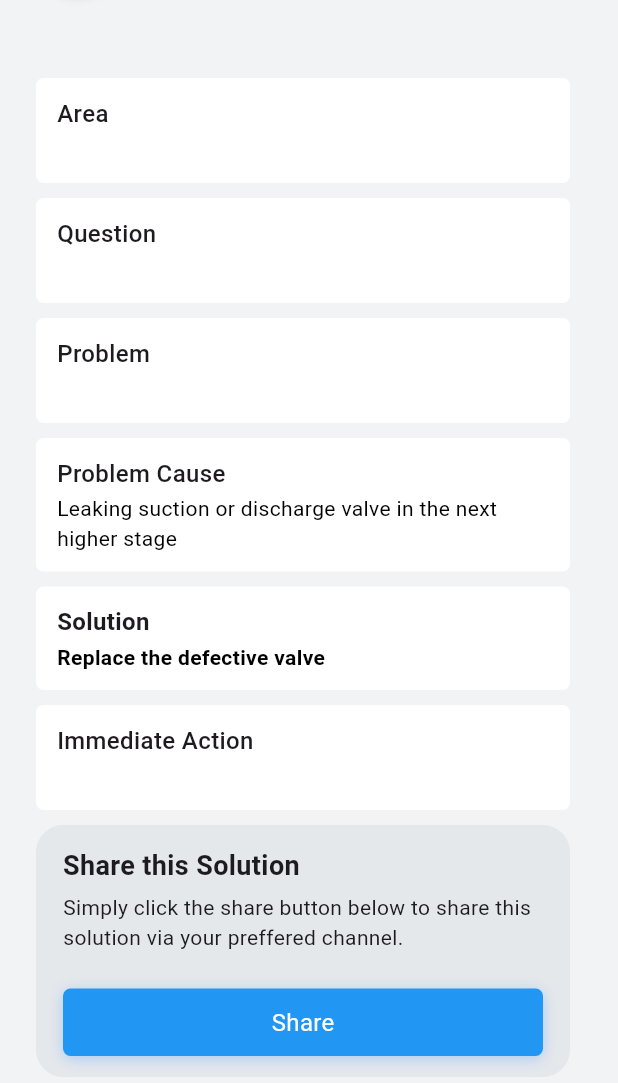
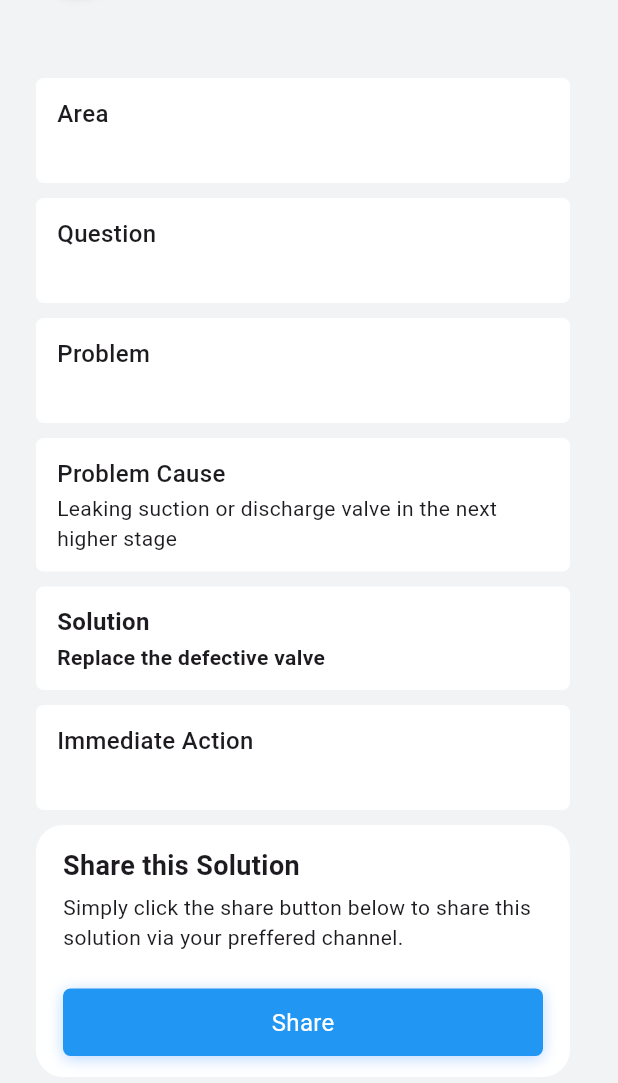
Before and after one commit to zeeshanhaider5121472/haiderWebApp, a Flutter app: the ProblemCauseCompressorScreenVU screen opened directly with empty values, after a tap on "Leaking suction or discharge valve in th", on a phone screen of 412 x 824 dp, the part 153-1236 px from its top. Run offline on Flutter 3.47's test engine with Material 3 defaults, Android fonts, the phone set to English and light mode, and no system bars; our stand-ins replace stacked; project files that could hold a hidden picture were left out.

Commit message:
theme working everywhere

```diff
--- a/lib/booster_compressor_screens/immediateaction_booster_compressor_screen_vu.dart
+++ b/lib/booster_compressor_screens/immediateaction_booster_compressor_screen_vu.dart
@@ -32,6 +32,7 @@ class ImmediateActionCompressorScreenVU
     return Scaffold(
         key: scaffoldKey,
         endDrawer: GenericDrawerVU(scaffoldKey: scaffoldKey),
+        backgroundColor: Theme.of(context).scaffoldBackgroundColor,
         // backgroundColor: const Color.fromARGB(255, 238, 238, 238),
         body: Ink(
           // color: const Color.fromARGB(255, 238, 238, 238),
@@ -199,7 +200,7 @@ class GenericAnswers extends StatelessWidget {
                       padding: const EdgeInsets.symmetric(
                           horizontal: 14, vertical: 12),
                       decoration: BoxDecoration(
-                        color: Colors.white,
+                        color: Theme.of(context).dialogBackgroundColor,
                         borderRadius: BorderRadius.circular(5),
                       ),
                       child: Row(
@@ -293,7 +294,7 @@ class GenericAnswers extends StatelessWidget {
                       padding: const EdgeInsets.symmetric(
                           horizontal: 14, vertical: 12),
                       decoration: BoxDecoration(
-                        color: Colors.white,
+                        color: Theme.of(context).dialogBackgroundColor,
                         borderRadius: BorderRadius.circular(5),
                       ),
                       child: Row(
--- a/lib/booster_compressor_screens/problem_booster_compressor_screen_vu.dart
+++ b/lib/booster_compressor_screens/problem_booster_compressor_screen_vu.dart
@@ -4,7 +4,6 @@ import 'package:stacked/stacked.dart';
 import '../reusable_widgets/header_button.dart';
 import '../reusable_widgets/header_vu.dart';
 import '../reusable_widgets/sidemenu/sidemenu_vu.dart';
-import '../reusable_widgets/side_menu.dart';
 import 'booster_compressor_screen_vm.dart';
 import 'problemcause_booster_compressor_screen_vu.dart';
 
@@ -29,6 +28,7 @@ class ProblemBoosterCompressorScreenVU
     return Scaffold(
         key: scaffoldKey,
         endDrawer: GenericDrawerVU(scaffoldKey: scaffoldKey),
+        backgroundColor: Theme.of(context).scaffoldBackgroundColor,
         // backgroundColor: const Color.fromARGB(255, 238, 238, 238),
         body: Ink(
           // color: const Color.fromARGB(255, 238, 238, 238),
@@ -189,7 +189,7 @@ class GenericAnswers extends StatelessWidget {
                       padding: const EdgeInsets.symmetric(
                           horizontal: 14, vertical: 12),
                       decoration: BoxDecoration(
-                        color: Colors.white,
+                        color: Theme.of(context).dialogBackgroundColor,
                         borderRadius: BorderRadius.circular(5),
                       ),
                       child: Row(
@@ -288,7 +288,7 @@ class GenericAnswers extends StatelessWidget {
                       padding: const EdgeInsets.symmetric(
                           horizontal: 14, vertical: 12),
                       decoration: BoxDecoration(
-                        color: Colors.white,
+                        color: Theme.of(context).dialogBackgroundColor,
                         borderRadius: BorderRadius.circular(5),
                       ),
                       child: Row(
--- a/lib/booster_compressor_screens/problemcause_booster_compressor_screen_vu.dart
+++ b/lib/booster_compressor_screens/problemcause_booster_compressor_screen_vu.dart
@@ -13,7 +13,6 @@ import 'package:stacked/stacked.dart';
 import '../reusable_widgets/header_button.dart';
 import '../reusable_widgets/header_vu.dart';
 import '../reusable_widgets/sidemenu/sidemenu_vu.dart';
-import '../reusable_widgets/side_menu.dart';
 import 'booster_compressor_screen_vm.dart';
 import 'solution_booster_compressor_screen_vu.dart';
 
@@ -46,6 +45,7 @@ class ProblemCauseCompressorScreenVU
     return Scaffold(
         key: scaffoldKey,
         endDrawer: GenericDrawerVU(scaffoldKey: scaffoldKey),
+        backgroundColor: Theme.of(context).scaffoldBackgroundColor,
         // backgroundColor: const Color.fromARGB(255, 238, 238, 238),
         body: Ink(
           // color: const Color.fromARGB(255, 238, 238, 238),
@@ -219,7 +219,7 @@ class GenericAnswers extends StatelessWidget {
                       padding: const EdgeInsets.symmetric(
                           horizontal: 14, vertical: 12),
                       decoration: BoxDecoration(
-                        color: Colors.white,
+                        color: Theme.of(context).dialogBackgroundColor,
                         borderRadius: BorderRadius.circular(5),
                       ),
                       child: Row(
@@ -304,7 +304,7 @@ class GenericAnswers extends StatelessWidget {
                       padding: const EdgeInsets.symmetric(
                           horizontal: 14, vertical: 12),
                       decoration: BoxDecoration(
-                        color: Colors.white,
+                        color: Theme.of(context).dialogBackgroundColor,
                         borderRadius: BorderRadius.circular(5),
                       ),
                       child: Row(
--- a/lib/booster_compressor_screens/solution_booster_compressor_screen_vu.dart
+++ b/lib/booster_compressor_screens/solution_booster_compressor_screen_vu.dart
@@ -40,6 +40,7 @@ class BoosterCompressorSolutionScreenVU
     return Scaffold(
       key: scaffoldKey,
       endDrawer: GenericDrawerVU(scaffoldKey: scaffoldKey),
+      backgroundColor: Theme.of(context).scaffoldBackgroundColor,
       // backgroundColor: const Color.fromARGB(255, 238, 238, 238),
 
       // backgroundColor: Colors.amber,
@@ -480,7 +481,7 @@ class ShareButton extends StatelessWidget {
       margin: const EdgeInsets.only(bottom: 10),
       padding: const EdgeInsets.symmetric(horizontal: 18, vertical: 14),
       decoration: BoxDecoration(
-        color: const Color.fromARGB(255, 229, 232, 235),
+        color: Theme.of(context).dialogBackgroundColor,
         borderRadius: BorderRadius.circular(18),
       ),
       child: SingleChildScrollView(
@@ -607,7 +608,7 @@ class _GenericLVBContainer extends StatelessWidget {
       margin: const EdgeInsets.only(bottom: 10),
       padding: const EdgeInsets.symmetric(horizontal: 14, vertical: 12),
       decoration: BoxDecoration(
-        color: Colors.white,
+        color: Theme.of(context).dialogBackgroundColor,
         borderRadius: BorderRadius.circular(5),
       ),
       child: Column(
@@ -651,9 +652,9 @@ class _GenericLVBContainer extends StatelessWidget {
                             .solution[index6]
                             .title!,
                         style: const TextStyle(
-                            fontSize: 14,
-                            fontWeight: FontWeight.bold,
-                            color: Colors.black)),
+                          fontSize: 14,
+                          fontWeight: FontWeight.bold,
+                        )),
                   ),
                 ],
               );
@@ -682,7 +683,7 @@ class _GenericSolutionContainer extends StatelessWidget {
       margin: const EdgeInsets.only(bottom: 10),
       padding: const EdgeInsets.symmetric(horizontal: 14, vertical: 12),
       decoration: BoxDecoration(
-        color: Colors.white,
+        color: Theme.of(context).dialogBackgroundColor,
         borderRadius: BorderRadius.circular(5),
       ),
       child: Column(
@@ -701,10 +702,7 @@ class _GenericSolutionContainer extends StatelessWidget {
               maxLines: 4,
               overflow: TextOverflow.ellipsis,
               data,
-              style: const TextStyle(
-                  fontSize: 14,
-                  fontWeight: FontWeight.w400,
-                  color: Colors.black))
+              style: const TextStyle(fontSize: 14, fontWeight: FontWeight.w400))
         ],
       ),
     );
--- a/lib/reusable_widgets/dropdown_language.dart
+++ b/lib/reusable_widgets/dropdown_language.dart
@@ -27,7 +27,8 @@ class _DropdownLanguageState extends State<DropdownLanguage> {
   Widget build(BuildContext context) {
     return Container(
       decoration: BoxDecoration(
-          color: Colors.white, borderRadius: BorderRadius.circular(5)),
+          color: Theme.of(context).dialogBackgroundColor,
+          borderRadius: BorderRadius.circular(5)),
       margin: EdgeInsets.fromLTRB(12, 5, 12, 12),
       padding: EdgeInsets.symmetric(horizontal: 12, vertical: 5),
       child: Column(
@@ -44,7 +45,7 @@ class _DropdownLanguageState extends State<DropdownLanguage> {
               value: selectedLanguage,
               icon: const Icon(Icons.arrow_drop_down),
               elevation: 16,
-              style: const TextStyle(color: Colors.black),
+              // style: const TextStyle(color: Colors.black),
               onChanged: (String? newValue) {
                 setState(() {
                   selectedLanguage = newValue!;
--- a/lib/reusable_widgets/sidemenu/sidemenu_vu.dart
+++ b/lib/reusable_widgets/sidemenu/sidemenu_vu.dart
@@ -76,7 +76,7 @@ class GenericDrawerVU extends StackedView<GenericDrawerVM> {
                 Transform.scale(
                   scale: 0.8,
                   child: Switch(
-                    inactiveThumbColor: Colors.amber,
+                    // inactiveThumbColor: Colors.amber,
                     thumbColor: MaterialStateProperty.all(
                         const Color.fromARGB(255, 255, 255, 255)),
                     activeTrackColor: const Color(0xffb6000f),
```
Also changed, not shown: lib/booster_compressor_screens/question_booster_compressor_vu.dart (+4 -4 lines), lib/main.dart (+0 -88 lines).
